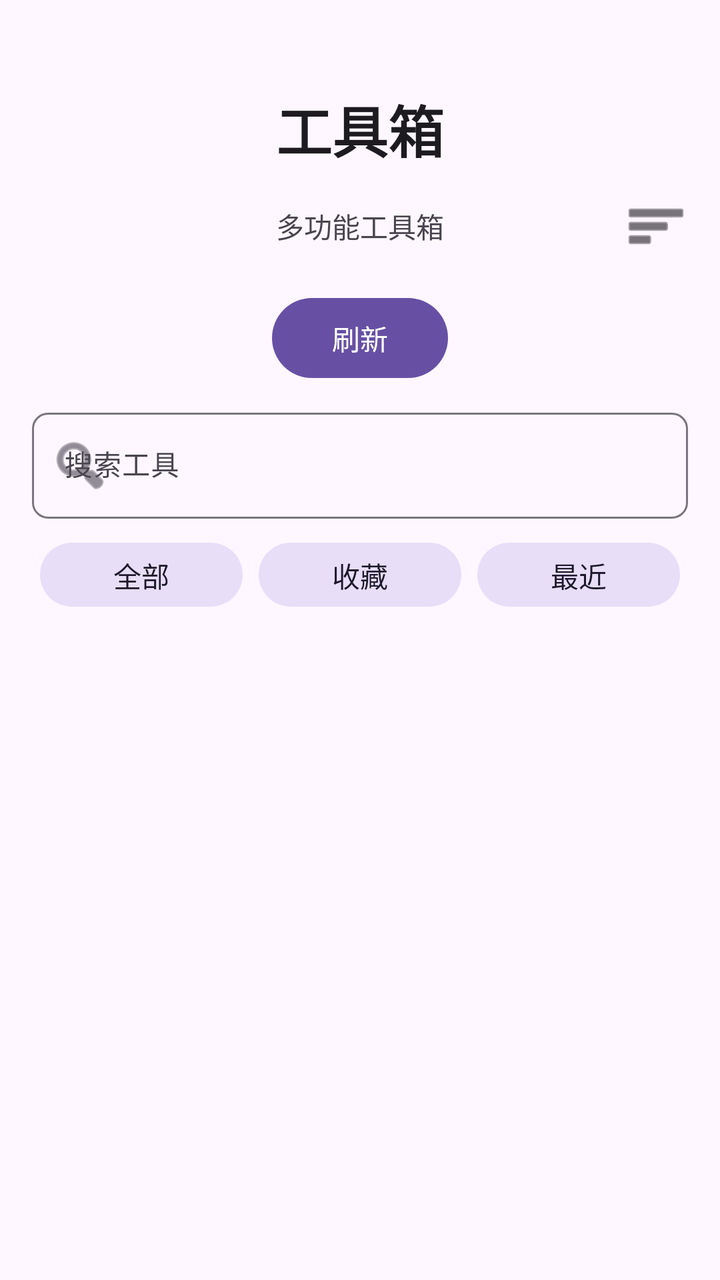
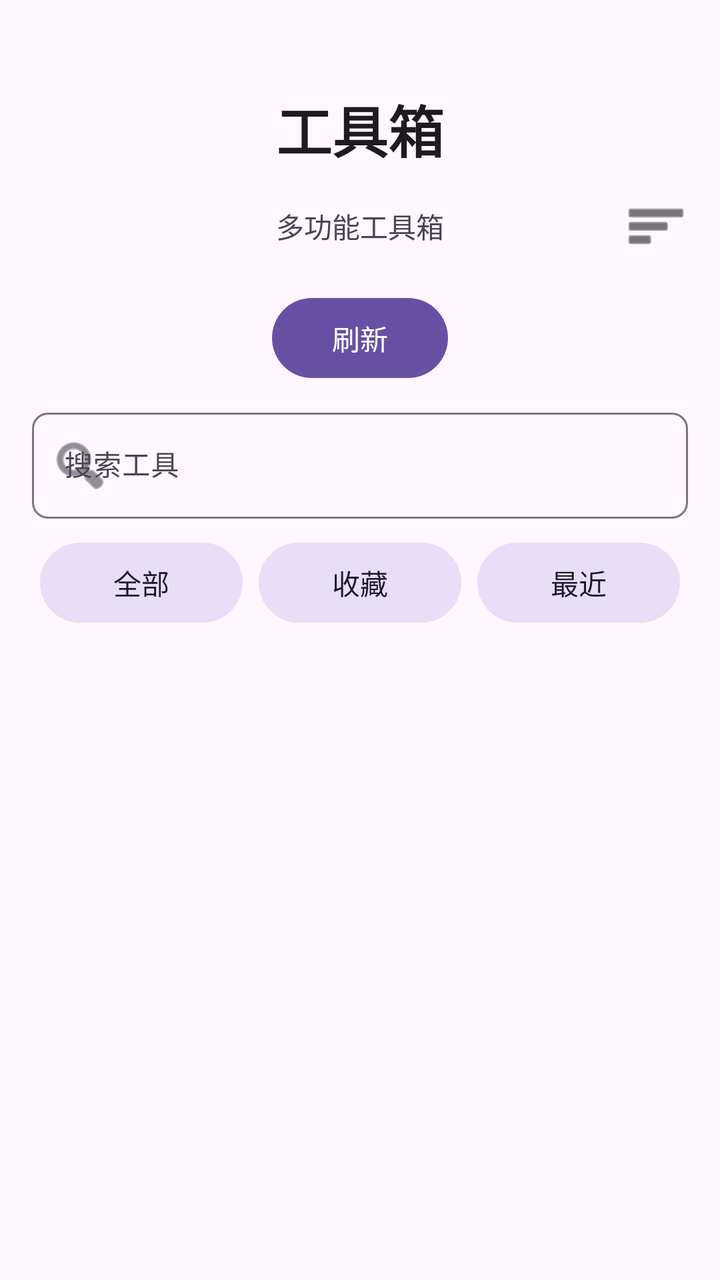

Screens rendered from an Android XML layout before and after an edit, with the pre-edit source and the edit as a unified diff.
<!-- AndroidManifest.xml: application theme Theme.GameCenterApp -->
<!-- res/layout/fragment_tools.xml -->
<?xml version="1.0" encoding="utf-8"?>
<LinearLayout xmlns:android="http://schemas.android.com/apk/res/android"
    xmlns:app="http://schemas.android.com/apk/res-auto"
    android:layout_width="match_parent"
    android:layout_height="match_parent"
    android:background="?android:attr/colorBackground"
    android:orientation="vertical"
    android:paddingTop="28dp">

    <TextView
        android:id="@+id/tv_tools_title"
        android:layout_width="wrap_content"
        android:layout_height="wrap_content"
        android:layout_gravity="center_horizontal"
        android:layout_marginTop="16dp"
        android:text="@string/tools_title"
        android:textColor="?android:attr/textColorPrimary"
        android:textSize="28sp"
        android:textStyle="bold" />

    <FrameLayout
        android:layout_width="match_parent"
        android:layout_height="wrap_content"
        android:layout_marginTop="4dp">

        <TextView
            android:id="@+id/tv_tools_subtitle"
            android:layout_width="wrap_content"
            android:layout_height="wrap_content"
            android:layout_gravity="center"
            android:text="多功能工具箱"
            android:textColor="?attr/colorOnSurfaceVariant"
            android:textSize="14sp" />

        <ImageButton
            android:id="@+id/btn_tools_layout"
            android:layout_width="48dp"
            android:layout_height="48dp"
            android:layout_gravity="end|center_vertical"
            android:layout_marginEnd="8dp"
            android:background="?attr/selectableItemBackgroundBorderless"
            android:contentDescription="布局"
            android:padding="8dp"
            android:src="@android:drawable/ic_menu_sort_by_size"
            app:tint="?android:attr/textColorPrimary" />

    </FrameLayout>

    <com.google.android.material.button.MaterialButton
        android:id="@+id/btn_refresh"
        android:layout_width="wrap_content"
        android:layout_height="wrap_content"
        android:layout_gravity="center_horizontal"
        android:layout_marginTop="8dp"
        android:icon="@drawable/ic_refresh"
        android:text="@string/refresh" />

    <com.google.android.material.textfield.TextInputLayout
        android:id="@+id/tool_search_layout"
        android:layout_width="match_parent"
        android:layout_height="wrap_content"
        android:layout_marginStart="16dp"
        android:layout_marginTop="8dp"
        android:layout_marginEnd="16dp"
        android:hint="搜索工具"
        app:boxCornerRadiusBottomEnd="8dp"
        app:boxCornerRadiusBottomStart="8dp"
        app:boxCornerRadiusTopEnd="8dp"
        app:boxCornerRadiusTopStart="8dp"
        app:startIconDrawable="@android:drawable/ic_menu_search">

        <com.google.android.material.textfield.TextInputEditText
            android:id="@+id/et_tool_search"
            android:layout_width="match_parent"
            android:layout_height="wrap_content"
            android:inputType="text"
            android:maxLines="1"
            android:singleLine="true"
            android:textSize="14sp" />

    </com.google.android.material.textfield.TextInputLayout>

    <LinearLayout
        android:id="@+id/tool_filter_bar"
        android:layout_width="match_parent"
        android:layout_height="wrap_content"
        android:gravity="center"
        android:orientation="horizontal"
        android:paddingStart="16dp"
        android:paddingTop="4dp"
        android:paddingEnd="16dp">

        <com.google.android.material.button.MaterialButton
            android:id="@+id/btn_tool_filter_all"
            style="@style/Widget.Material3.Button.TonalButton"
            android:layout_width="0dp"
            android:layout_height="40dp"
            android:layout_margin="4dp"
            android:layout_weight="1"
            android:text="全部" />

        <com.google.android.material.button.MaterialButton
            android:id="@+id/btn_tool_filter_favorites"
            style="@style/Widget.Material3.Button.TonalButton"
            android:layout_width="0dp"
            android:layout_height="40dp"
            android:layout_margin="4dp"
            android:layout_weight="1"
            android:text="收藏" />

        <com.google.android.material.button.MaterialButton
            android:id="@+id/btn_tool_filter_recent"
            style="@style/Widget.Material3.Button.TonalButton"
            android:layout_width="0dp"
            android:layout_height="40dp"
            android:layout_margin="4dp"
            android:layout_weight="1"
            android:text="最近" />

    </LinearLayout>

    <androidx.recyclerview.widget.RecyclerView
        android:id="@+id/rv_tools"
        android:layout_width="match_parent"
        android:layout_height="match_parent"
        android:clipToPadding="false"
        android:padding="16dp"
        app:layoutManager="androidx.recyclerview.widget.LinearLayoutManager" />

</LinearLayout>
<!-- resources referenced by this layout -->
<resources>
  <string name="refresh">刷新</string>
  <string name="tools_title">工具箱</string>
  <style name="Theme.GameCenterApp" parent="Theme.Material3.DayNight.NoActionBar">
          <item name="colorPrimary">@color/md_theme_light_primary</item>
          <item name="colorOnPrimary">@color/md_theme_light_on_primary</item>
          <item name="colorPrimaryContainer">@color/md_theme_light_primary_container</item>
          <item name="colorOnPrimaryContainer">@color/md_theme_light_on_primary_container</item>
          <item name="colorSecondary">@color/md_theme_light_secondary</item>
          <item name="colorOnSecondary">@color/md_theme_light_on_secondary</item>
          <item name="colorSecondaryContainer">@color/md_theme_light_secondary_container</item>
          <item name="colorOnSecondaryContainer">@color/md_theme_light_on_secondary_container</item>
          <item name="colorSurface">@color/md_theme_light_surface</item>
          <item name="colorOnSurface">@color/md_theme_light_on_surface</item>
          <item name="colorOnSurfaceVariant">@color/md_theme_light_on_surface_variant</item>
          <item name="android:colorBackground">@color/md_theme_light_background</item>
          <item name="android:statusBarColor">@color/md_theme_light_surface</item>
          <item name="android:navigationBarColor">@color/md_theme_light_surface</item>
          <item name="android:windowLightStatusBar">true</item>
      </style>
  <color name="md_theme_light_primary">#6750A4</color>
  <color name="md_theme_light_on_primary">#FFFFFF</color>
  <color name="md_theme_light_primary_container">#EADDFF</color>
  <color name="md_theme_light_on_primary_container">#21005D</color>
  <color name="md_theme_light_secondary">#625B71</color>
  <color name="md_theme_light_on_secondary">#FFFFFF</color>
  <color name="md_theme_light_secondary_container">#E8DEF8</color>
  <color name="md_theme_light_surface">#FEF7FF</color>
  <color name="md_theme_light_on_surface">#1D1B20</color>
  <color name="md_theme_light_on_surface_variant">#49454F</color>
  <color name="md_theme_light_background">#FEF7FF</color>
  <!-- unchanged entries left out for length: 2 -->
</resources>

<!-- the commit's change to res/layout/fragment_tools.xml (unified diff, before → after) -->
@@ -92,27 +92,27 @@
 
         <com.google.android.material.button.MaterialButton
             android:id="@+id/btn_tool_filter_all"
-            style="@style/Widget.Material3.Button.TonalButton"
+            style="@style/Widget.GameCenter.Button.Tonal"
             android:layout_width="0dp"
-            android:layout_height="40dp"
+            android:layout_height="48dp"
             android:layout_margin="4dp"
             android:layout_weight="1"
             android:text="全部" />
 
         <com.google.android.material.button.MaterialButton
             android:id="@+id/btn_tool_filter_favorites"
-            style="@style/Widget.Material3.Button.TonalButton"
+            style="@style/Widget.GameCenter.Button.Tonal"
             android:layout_width="0dp"
-            android:layout_height="40dp"
+            android:layout_height="48dp"
             android:layout_margin="4dp"
             android:layout_weight="1"
             android:text="收藏" />
 
         <com.google.android.material.button.MaterialButton
             android:id="@+id/btn_tool_filter_recent"
-            style="@style/Widget.Material3.Button.TonalButton"
+            style="@style/Widget.GameCenter.Button.Tonal"
             android:layout_width="0dp"
-            android:layout_height="40dp"
+            android:layout_height="48dp"
             android:layout_margin="4dp"
             android:layout_weight="1"
             android:text="最近" />
<!-- resource entries referenced after the edit -->
@@ -2,6 +2,18 @@
 <resources>
   <string name="refresh">刷新</string>
   <string name="tools_title">工具箱</string>
+  <style name="Widget.GameCenter.Button.Tonal" parent="Widget.Material3.Button.TonalButton">
+          <item name="android:minHeight">48dp</item>
+          <item name="minHeight">48dp</item>
+          <item name="android:paddingTop">6dp</item>
+          <item name="android:paddingBottom">6dp</item>
+          <item name="android:paddingStart">12dp</item>
+          <item name="android:paddingEnd">12dp</item>
+          <item name="android:includeFontPadding">true</item>
+          <item name="android:maxLines">2</item>
+          <item name="android:ellipsize">end</item>
+          <item name="android:textAllCaps">false</item>
+      </style>
   <style name="Theme.GameCenterApp" parent="Theme.Material3.DayNight.NoActionBar">
           <item name="colorPrimary">@color/md_theme_light_primary</item>
           <item name="colorOnPrimary">@color/md_theme_light_on_primary</item>
@@ -18,6 +30,8 @@
           <item name="android:statusBarColor">@color/md_theme_light_surface</item>
           <item name="android:navigationBarColor">@color/md_theme_light_surface</item>
           <item name="android:windowLightStatusBar">true</item>
+          <item name="materialButtonStyle">@style/Widget.GameCenter.Button</item>
+          <item name="android:buttonStyle">@style/Widget.GameCenter.PlatformButton</item>
       </style>
   <color name="md_theme_light_primary">#6750A4</color>
   <color name="md_theme_light_on_primary">#FFFFFF</color>
@@ -30,6 +44,27 @@
   <color name="md_theme_light_on_surface">#1D1B20</color>
   <color name="md_theme_light_on_surface_variant">#49454F</color>
   <color name="md_theme_light_background">#FEF7FF</color>
+  <style name="Widget.GameCenter.Button" parent="Widget.Material3.Button">
+          <item name="android:minHeight">48dp</item>
+          <item name="minHeight">48dp</item>
+          <item name="android:paddingTop">6dp</item>
+          <item name="android:paddingBottom">6dp</item>
+          <item name="android:paddingStart">12dp</item>
+          <item name="android:paddingEnd">12dp</item>
+          <item name="android:includeFontPadding">true</item>
+          <item name="android:maxLines">2</item>
+          <item name="android:ellipsize">end</item>
+          <item name="android:textAllCaps">false</item>
+      </style>
+  <style name="Widget.GameCenter.PlatformButton" parent="@android:style/Widget.Material.Button">
+          <item name="android:minHeight">44dp</item>
+          <item name="android:paddingTop">4dp</item>
+          <item name="android:paddingBottom">4dp</item>
+          <item name="android:includeFontPadding">true</item>
+          <item name="android:maxLines">2</item>
+          <item name="android:ellipsize">end</item>
+          <item name="android:textAllCaps">false</item>
+      </style>
   <!-- unchanged entries left out for length: 2 -->
 </resources>
 
